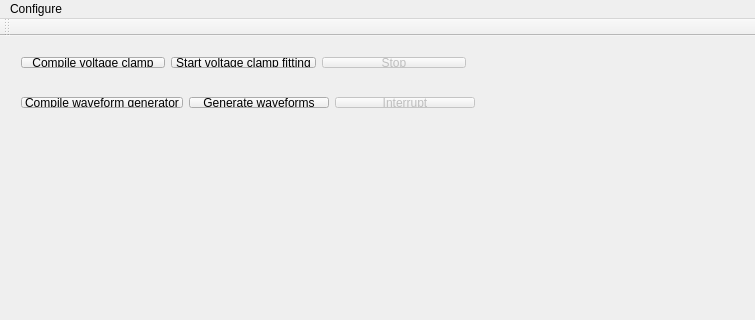
This is gui/mainwindow.ui in CompEphys-team/rtdo as Qt 5 draws it before an edit; both pictures show x 0 to 755 and y 0 to 320 of the 755 by 532 pixel window. The edited form follows.
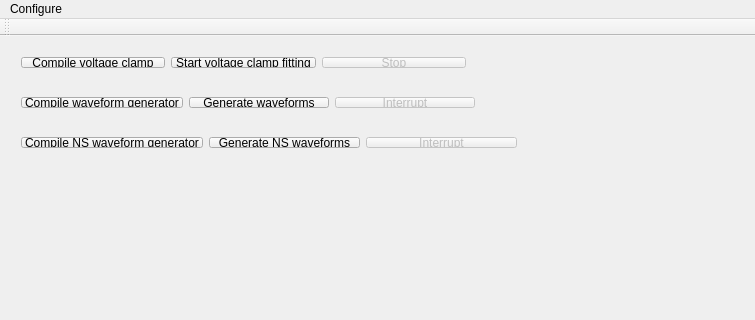
This is the edited form.

Commit message: Added novelty search wavegen alternative

```diff
--- a/gui/mainwindow.ui
+++ b/gui/mainwindow.ui
@@ -86,6 +86,42 @@
      </item>
     </layout>
    </widget>
+   <widget class="QWidget" name="layoutWidget_2">
+    <property name="geometry">
+     <rect>
+      <x>10</x>
+      <y>90</y>
+      <width>518</width>
+      <height>33</height>
+     </rect>
+    </property>
+    <layout class="QHBoxLayout" name="horizontalLayout_3">
+     <item>
+      <widget class="QPushButton" name="wavegen_compile_NS">
+       <property name="text">
+        <string>Compile NS waveform generator</string>
+       </property>
+      </widget>
+     </item>
+     <item>
+      <widget class="QPushButton" name="wavegen_start_NS">
+       <property name="text">
+        <string>Generate NS waveforms</string>
+       </property>
+      </widget>
+     </item>
+     <item>
+      <widget class="QPushButton" name="wavegen_stop_NS">
+       <property name="enabled">
+        <bool>false</bool>
+       </property>
+       <property name="text">
+        <string>Interrupt</string>
+       </property>
+      </widget>
+     </item>
+    </layout>
+   </widget>
   </widget>
   <widget class="QMenuBar" name="menuBar">
    <property name="geometry">
```
The commit also changes 14 other files.
